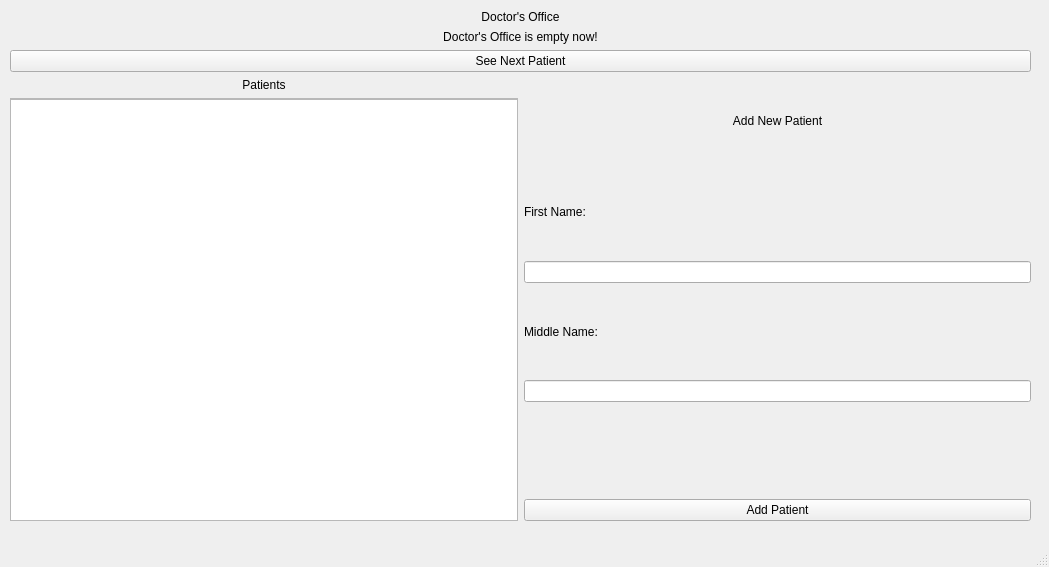
Qt form mainwindow.ui (anya-ananasss/patientsQueue) before a commit.
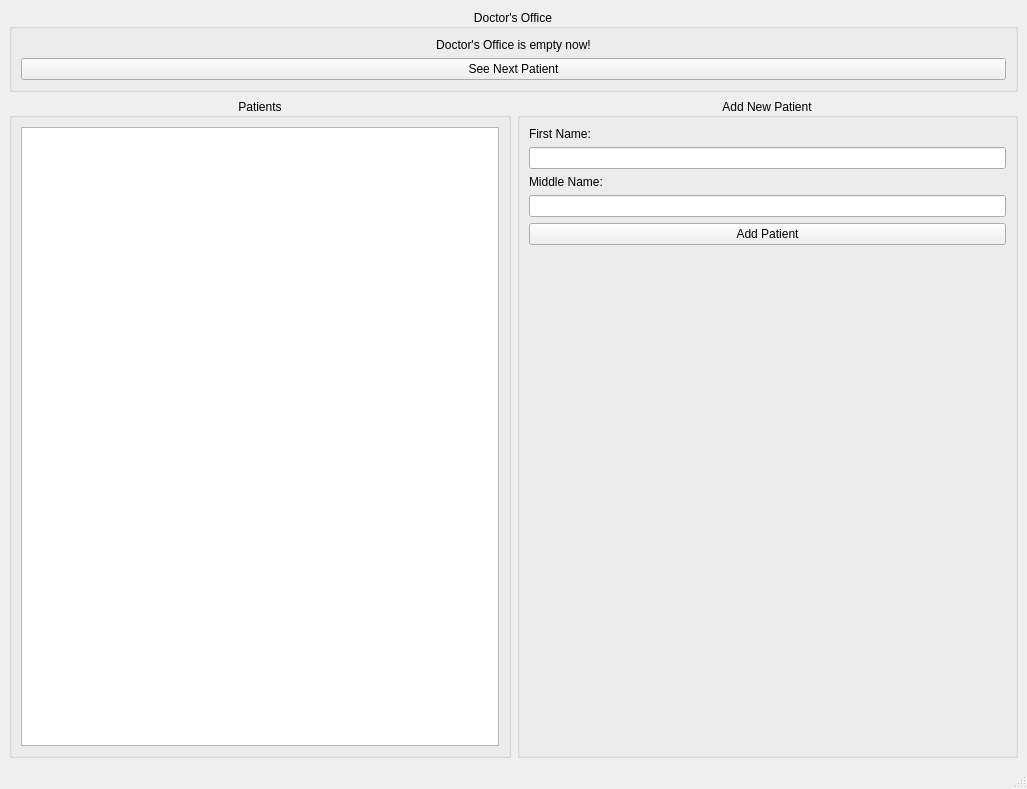
The same form after that commit.

```diff
--- a/mainwindow.ui
+++ b/mainwindow.ui
@@ -6,41 +6,39 @@
    <rect>
     <x>0</x>
     <y>0</y>
-    <width>1049</width>
-    <height>567</height>
+    <width>1027</width>
+    <height>789</height>
    </rect>
   </property>
   <property name="windowTitle">
    <string>MainWindow</string>
   </property>
   <widget class="QWidget" name="centralwidget">
-   <widget class="QWidget" name="gridLayoutWidget">
-    <property name="geometry">
-     <rect>
-      <x>10</x>
-      <y>10</y>
-      <width>1021</width>
-      <height>511</height>
-     </rect>
-    </property>
-    <layout class="QGridLayout" name="gridLayout">
-     <item row="6" column="1">
-      <layout class="QVBoxLayout" name="verticalLayout_13">
-       <item>
-        <layout class="QVBoxLayout" name="verticalLayout_11">
-         <item>
-          <widget class="QLabel" name="label_11">
-           <property name="layoutDirection">
-            <enum>Qt::LayoutDirection::LeftToRight</enum>
-           </property>
-           <property name="text">
+   <layout class="QGridLayout" name="gridLayout_2">
+    <item row="1" column="0">
+     <widget class="QGroupBox" name="groupBox_3">
+      <property name="title">
+       <string>Patients</string>
+      </property>
+      <property name="alignment">
+       <set>Qt::AlignmentFlag::AlignCenter</set>
+      </property>
+      <layout class="QVBoxLayout" name="verticalLayout">
+       <item>
+        <widget class="QTableView" name="patientsTable"/>
+       </item>
+      </layout>
+     </widget>
+    </item>
+    <item row="1" column="1">
+     <widget class="QGroupBox" name="groupBox">
+      <property name="title">
             <string>Add New Patient</string>
            </property>
            <property name="alignment">
             <set>Qt::AlignmentFlag::AlignCenter</set>
            </property>
-          </widget>
-         </item>
+      <layout class="QVBoxLayout" name="verticalLayout_2">
          <item>
           <widget class="QLabel" name="label_19">
            <property name="text">
@@ -61,16 +59,6 @@
          <item>
           <widget class="QLineEdit" name="middleNameArea"/>
          </item>
-         <item>
-          <widget class="QLabel" name="addedPatientStateArea">
-           <property name="text">
-            <string/>
-           </property>
-           <property name="alignment">
-            <set>Qt::AlignmentFlag::AlignCenter</set>
-           </property>
-          </widget>
-         </item>
          <item>
           <widget class="QPushButton" name="addPatientButton">
            <property name="text">
@@ -78,21 +66,10 @@
            </property>
           </widget>
          </item>
-        </layout>
-       </item>
-      </layout>
-     </item>
-     <item row="0" column="0">
-      <layout class="QVBoxLayout" name="verticalLayout_20"/>
-     </item>
-     <item row="6" column="0">
-      <layout class="QVBoxLayout" name="verticalLayout_10">
        <item>
-        <layout class="QVBoxLayout" name="verticalLayout_12">
-         <item>
-          <widget class="QLabel" name="label_12">
+        <widget class="QLabel" name="addedPatientStateArea">
            <property name="text">
-            <string>Patients</string>
+          <string/>
            </property>
            <property name="alignment">
             <set>Qt::AlignmentFlag::AlignCenter</set>
@@ -100,37 +77,31 @@
           </widget>
          </item>
          <item>
-          <widget class="QScrollArea" name="scrollArea_3">
-           <property name="widgetResizable">
-            <bool>true</bool>
-           </property>
-           <widget class="QWidget" name="scrollAreaWidgetContents_5">
-            <property name="geometry">
-             <rect>
-              <x>0</x>
-              <y>0</y>
-              <width>501</width>
-              <height>399</height>
-             </rect>
-            </property>
-            <widget class="QTableView" name="patientsTable">
-             <property name="geometry">
-              <rect>
-               <x>-10</x>
-               <y>0</y>
-               <width>521</width>
-               <height>451</height>
-              </rect>
-             </property>
-            </widget>
-           </widget>
-          </widget>
-         </item>
-        </layout>
-       </item>
-      </layout>
-     </item>
-     <item row="2" column="0" colspan="2">
+        <spacer name="verticalSpacer">
+         <property name="orientation">
+          <enum>Qt::Orientation::Vertical</enum>
+         </property>
+         <property name="sizeHint" stdset="0">
+          <size>
+           <width>20</width>
+           <height>40</height>
+          </size>
+         </property>
+        </spacer>
+       </item>
+      </layout>
+     </widget>
+    </item>
+    <item row="0" column="0" colspan="2">
+     <widget class="QGroupBox" name="groupBox_2">
+      <property name="title">
+       <string>Doctor's Office</string>
+      </property>
+      <property name="alignment">
+       <set>Qt::AlignmentFlag::AlignCenter</set>
+      </property>
+      <layout class="QVBoxLayout" name="verticalLayout_5">
+       <item>
       <widget class="QLabel" name="doctorOfficeStateArea">
        <property name="text">
         <string>Doctor's Office is empty now!</string>
@@ -140,17 +111,7 @@
        </property>
       </widget>
      </item>
-     <item row="1" column="0" colspan="2">
-      <widget class="QLabel" name="label_17">
-       <property name="text">
-        <string>Doctor's Office</string>
-       </property>
-       <property name="alignment">
-        <set>Qt::AlignmentFlag::AlignCenter</set>
-       </property>
-      </widget>
-     </item>
-     <item row="3" column="0" colspan="2">
+       <item>
       <widget class="QPushButton" name="seeAnotherPatientButton">
        <property name="text">
         <string>See Next Patient</string>
@@ -159,6 +120,8 @@
      </item>
     </layout>
    </widget>
+    </item>
+   </layout>
   </widget>
   <widget class="QMenuBar" name="menubar">
    <property name="geometry">
```
Left out of the diff: 2 changed lines with no effect on the pictures. Lines whose indentation alone changed are shown as unchanged.
